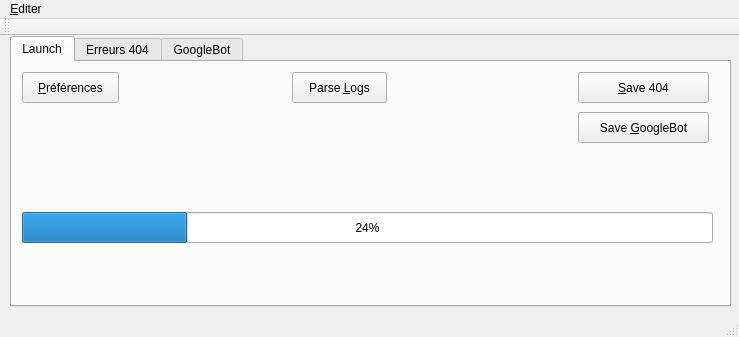
Before: the Qt Designer form mainwindow.ui in E-LLP/logParser, drawn with Qt 5.
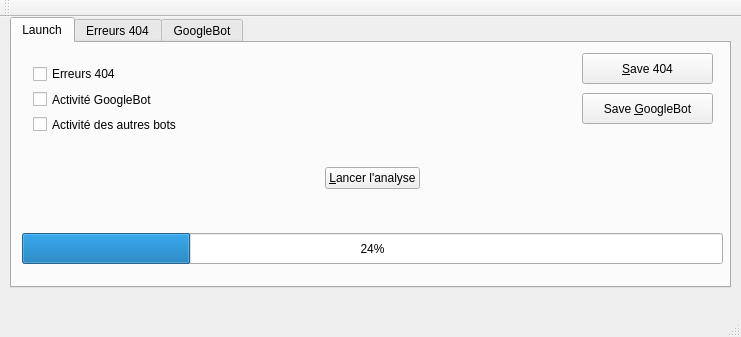
After: the same form once the commit is applied. Icons and pictures are not drawn.

The edit to the form file:
```diff
--- a/mainwindow.ui
+++ b/mainwindow.ui
@@ -6,7 +6,7 @@
    <rect>
     <x>0</x>
     <y>0</y>
-    <width>739</width>
+    <width>741</width>
     <height>337</height>
    </rect>
   </property>
@@ -34,25 +34,12 @@
      <attribute name="title">
       <string>Launch</string>
      </attribute>
-     <widget class="QPushButton" name="btnParseLogs">
-      <property name="geometry">
-       <rect>
-        <x>280</x>
-        <y>10</y>
-        <width>95</width>
-        <height>31</height>
-       </rect>
-      </property>
-      <property name="text">
-       <string>Parse &amp;Logs</string>
-      </property>
-     </widget>
      <widget class="QProgressBar" name="progressBar_read">
       <property name="geometry">
        <rect>
         <x>10</x>
-        <y>150</y>
-        <width>691</width>
+        <y>190</y>
+        <width>701</width>
         <height>31</height>
        </rect>
       </property>
@@ -63,7 +50,7 @@
      <widget class="QPushButton" name="pushButton_save_err404">
       <property name="geometry">
        <rect>
-        <x>566</x>
+        <x>570</x>
         <y>10</y>
         <width>131</width>
         <height>31</height>
@@ -73,23 +60,10 @@
        <string>&amp;Save 404</string>
       </property>
      </widget>
-     <widget class="QPushButton" name="pushButton_prefs">
-      <property name="geometry">
-       <rect>
-        <x>10</x>
-        <y>10</y>
-        <width>97</width>
-        <height>31</height>
-       </rect>
-      </property>
-      <property name="text">
-       <string>&amp;Préférences</string>
-      </property>
-     </widget>
      <widget class="QPushButton" name="pushButton_save_googlebot">
       <property name="geometry">
        <rect>
-        <x>566</x>
+        <x>570</x>
         <y>50</y>
         <width>131</width>
         <height>31</height>
@@ -99,6 +73,84 @@
        <string>Save &amp;GoogleBot</string>
       </property>
      </widget>
+     <widget class="QWidget" name="horizontalLayoutWidget">
+      <property name="geometry">
+       <rect>
+        <x>10</x>
+        <y>110</y>
+        <width>701</width>
+        <height>51</height>
+       </rect>
+      </property>
+      <layout class="QHBoxLayout" name="horizontalLayout">
+       <item>
+        <spacer name="horizontalSpacer_2">
+         <property name="orientation">
+          <enum>Qt::Horizontal</enum>
+         </property>
+         <property name="sizeHint" stdset="0">
+          <size>
+           <width>40</width>
+           <height>20</height>
+          </size>
+         </property>
+        </spacer>
+       </item>
+       <item>
+        <widget class="QPushButton" name="btnParseLogs">
+         <property name="text">
+          <string>&amp;Lancer l'analyse</string>
+         </property>
+        </widget>
+       </item>
+       <item>
+        <spacer name="horizontalSpacer">
+         <property name="orientation">
+          <enum>Qt::Horizontal</enum>
+         </property>
+         <property name="sizeHint" stdset="0">
+          <size>
+           <width>40</width>
+           <height>20</height>
+          </size>
+         </property>
+        </spacer>
+       </item>
+      </layout>
+     </widget>
+     <widget class="QWidget" name="verticalLayoutWidget">
+      <property name="geometry">
+       <rect>
+        <x>10</x>
+        <y>10</y>
+        <width>185</width>
+        <height>92</height>
+       </rect>
+      </property>
+      <layout class="QVBoxLayout" name="verticalLayout">
+       <item>
+        <widget class="QCheckBox" name="checkBox_err404">
+         <property name="text">
+          <string>Erreurs 404</string>
+         </property>
+        </widget>
+       </item>
+       <item>
+        <widget class="QCheckBox" name="checkBox_GBot">
+         <property name="text">
+          <string>Activité GoogleBot</string>
+         </property>
+        </widget>
+       </item>
+       <item>
+        <widget class="QCheckBox" name="checkBox_Bots">
+         <property name="text">
+          <string>Activité des autres bots</string>
+         </property>
+        </widget>
+       </item>
+      </layout>
+     </widget>
     </widget>
     <widget class="QWidget" name="tab_err404">
      <attribute name="title">
@@ -141,23 +193,6 @@
    </attribute>
   </widget>
   <widget class="QStatusBar" name="statusBar"/>
-  <widget class="QMenuBar" name="menuBar">
-   <property name="geometry">
-    <rect>
-     <x>0</x>
-     <y>0</y>
-     <width>739</width>
-     <height>27</height>
-    </rect>
-   </property>
-   <widget class="QMenu" name="menu_Pr_f_rences">
-    <property name="title">
-     <string>&amp;Editer</string>
-    </property>
-    <addaction name="action_Pr_f_rences"/>
-   </widget>
-   <addaction name="menu_Pr_f_rences"/>
-  </widget>
   <action name="action_Pr_f_rences">
    <property name="text">
     <string>&amp;Préférences</string>
```
Left out of the diff: 6 changed lines with no effect on the pictures.
